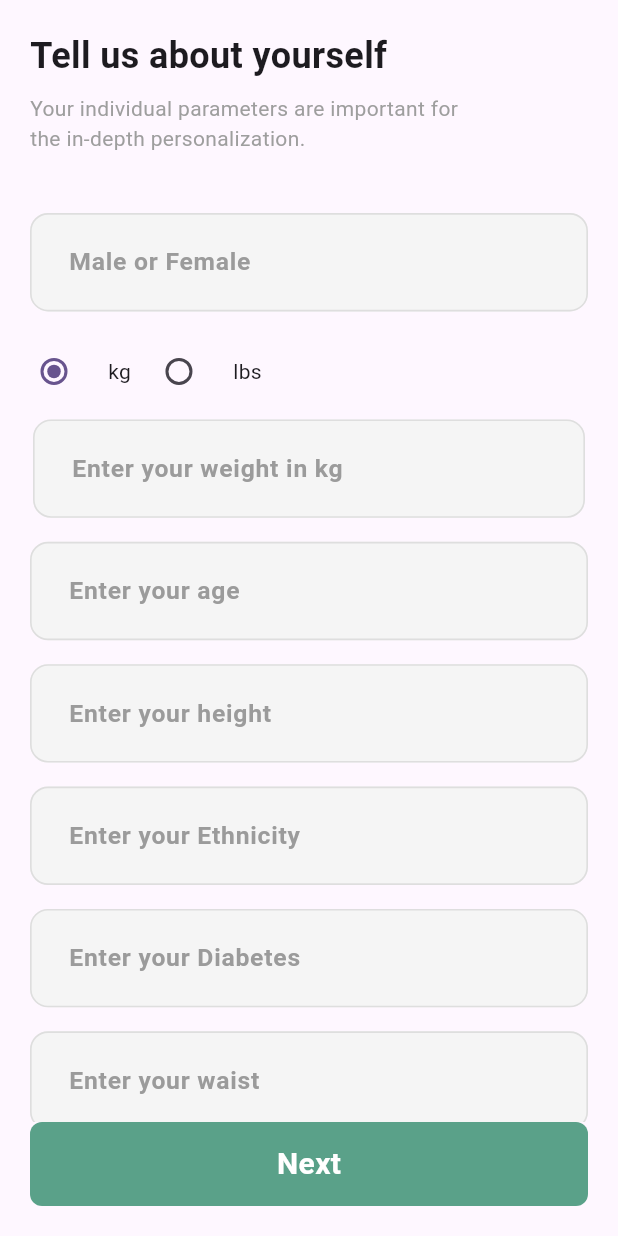
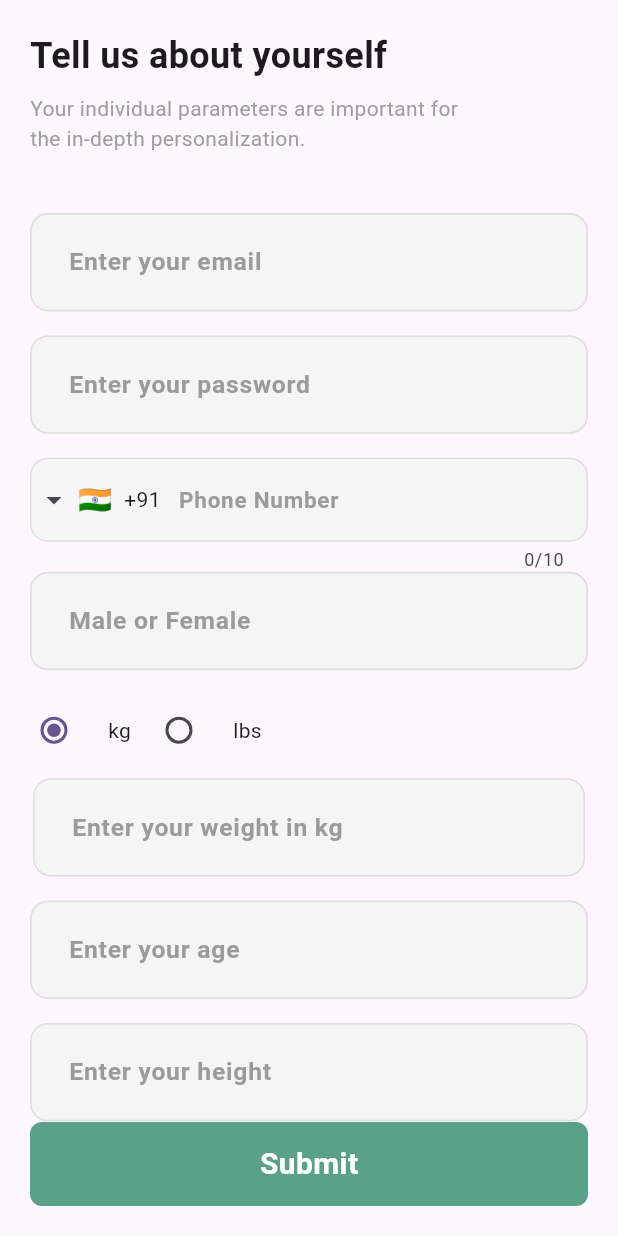
Before and after one commit to ahmedintakhab/GDM-App, a Flutter app: the WithoutPregnancySignup screen opened directly, on a phone screen of 412 x 824 dp. Run offline on Flutter 3.47's test engine with Material 3 defaults, Android fonts, the phone set to English and light mode, and no system bars; drawn by our look-alikes of intl_phone_field; our stand-ins replace cloud_firestore, firebase_auth, firebase_core, fl_chart, flutter_screenutil, fluttertoast and 2 more; accounts and stored records are empty; Roboto replaces fonts that are missing (Gilroy).

Commit message:
Connect this project with firebase and not pragnant screen auth complete

```diff
--- a/lib/Register/pregnancy_register_screen.dart
+++ b/lib/Register/pregnancy_register_screen.dart
@@ -4,6 +4,7 @@ import 'package:gdm_app/Register/Diabetes_type_screen.dart';
 
 import '../widgets/custom_button.dart';
 import '../widgets/custom_text_form_field.dart';
+import '../widgets/intl_phone_field.dart';
 
 class PregnancyRegistrationScreen extends StatefulWidget {
   @override
@@ -16,6 +17,8 @@ class _PregnancyRegistrationScreenState extends State<PregnancyRegistrationScree
   // Controllers for text fields
   final _lmpController = TextEditingController();
   final _diabetesTestDateController = TextEditingController();
+  final _emailController = TextEditingController();
+  final _passwordController = TextEditingController();
   final _ageController = TextEditingController();
   final _weightController = TextEditingController();
   final _heightController = TextEditingController();
@@ -141,32 +144,59 @@ class _PregnancyRegistrationScreenState extends State<PregnancyRegistrationScree
                 ],
 
                 SizedBox(height: 16.h),
+                CustomTextFormField(
+                  controller: _emailController,
+                  hintText: 'Enter your email',
+                  validator: (value) => value?.isEmpty ?? true ? 'Please enter email' : null,
+                ),
+                SizedBox(height: 16.h),
+                CustomTextFormField(
+                  controller: _passwordController,
+                  hintText: 'Enter your password',
+                  validator: (value) => value?.isEmpty ?? true ? 'Please enter password' : null,
+                ),
+                SizedBox(height: 16.h),
+                phone_number_field(
+                  onPhoneNumberChanged: (String phone) {
+                    setState(() {
+                      // phoneNumber = phone; // Store the phone number
+                    });
+                  },
+                  validator: (String? value) {
+                    if (value == null || value.isEmpty) {
+                      return 'Please enter phone number';
+                    }
+                    return null;
+                  },
+                ),
+                SizedBox(height: 16.h),
+
 
                 // Other Fields
                 CustomTextFormField(
                   controller: _ageController,
-                  hintText: 'Age',
+                  hintText: 'Enter your age',
                   validator: (value) => value?.isEmpty ?? true ? 'Please enter age' : null,
                 ),
                 SizedBox(height: 16.h),
 
                 CustomTextFormField(
                   controller: _weightController,
-                  hintText: 'Weight (kg)',
+                  hintText: ' Enter your weight (kg)',
                   validator: (value) => value?.isEmpty ?? true ? 'Please enter weight' : null,
                 ),
                 SizedBox(height: 16.h),
 
                 CustomTextFormField(
                   controller: _heightController,
-                  hintText: 'Height (cm)',
+                  hintText: 'Enter your height (cm)',
                   validator: (value) => value?.isEmpty ?? true ? 'Please enter height' : null,
                 ),
                 SizedBox(height: 16.h),
 
                 CustomTextFormField(
                   controller: _ethnicityController,
-                  hintText: 'Ethnicity',
+                  hintText: 'Enter your ethnicity',
                   validator: (value) => value?.isEmpty ?? true ? 'Please enter ethnicity' : null,
                 ),
                 SizedBox(height: 16.h),
@@ -212,8 +242,12 @@ class _PregnancyRegistrationScreenState extends State<PregnancyRegistrationScree
                   validator: (value) => value?.isEmpty ?? true ? 'Please enter number of children alive' : null,
                 ),
                 SizedBox(height: 24.h),
-
-                Padding(
+              ],
+            ),
+          ),
+        ),
+      ),
+      bottomNavigationBar: Padding(
     padding: const EdgeInsets.symmetric( vertical: 20),
     child: Row(
     children: [
@@ -225,20 +259,19 @@ class _PregnancyRegistrationScreenState extends State<PregnancyRegistrationScree
     Navigator.pop(context);
     },
     buttonText: 'Back',
-                          // backgroundColor: Colors.grey, // Custom color for Back button
     ),
     ),
-                      // const SizedBox(width: 6), // Spacing between buttons
     // Next Button
     Expanded(
     child: CustomButton(
     onTap: () {
-
+      if(_formKey.currentState!.validate()) {
         // Navigate to the next screen
         Navigator.push(
           context,
           MaterialPageRoute(builder: (context) => DiabetesTypeScreen()),
         );
+      }
     },
     buttonText: 'Next',
     ),
@@ -246,13 +279,6 @@ class _PregnancyRegistrationScreenState extends State<PregnancyRegistrationScree
     ],
     ),
     ),
-
-                SizedBox(height: 24.h),
-              ],
-            ),
-          ),
-        ),
-      ),
     );
   }
 }
--- a/lib/Register/without_pregnancy_signup.dart
+++ b/lib/Register/without_pregnancy_signup.dart
@@ -1,8 +1,13 @@
+import 'package:cloud_firestore/cloud_firestore.dart';
+import 'package:firebase_auth/firebase_auth.dart';
 import 'package:flutter/material.dart';
 import 'package:gdm_app/Home/home_main_screen.dart';
+import 'package:gdm_app/Register/login_screen.dart';
 import 'package:gdm_app/Register/weight_input_field.dart';
+import 'package:gdm_app/utils/utils.dart';
 import 'package:gdm_app/widgets/custom_text_form_field.dart';
 import '../widgets/custom_button.dart';
+import '../widgets/intl_phone_field.dart';
 
 class WithoutPregnancySignup extends StatefulWidget {
   const WithoutPregnancySignup({Key? key}) : super(key: key);
@@ -10,16 +15,22 @@ class WithoutPregnancySignup extends StatefulWidget {
   @override
   State<WithoutPregnancySignup> createState() => _WithoutPregnancySignupState();
 }
+final _formKey = GlobalKey<FormState>();
 
 class _WithoutPregnancySignupState extends State<WithoutPregnancySignup> {
-  final TextEditingController _weightController = TextEditingController(); // To store weight
-  final TextEditingController _ageController = TextEditingController(); // To store age
-  final TextEditingController _genderController = TextEditingController(); // To store gender
-  final TextEditingController _heightController = TextEditingController(); // To store height
-  final TextEditingController _ethnicityController = TextEditingController(); // To store height
-  final TextEditingController _diabetesController = TextEditingController(); // To store height
-  final TextEditingController _waistController = TextEditingController(); // To store height
-  final TextEditingController _hypertensionController = TextEditingController(); // To store height
+  bool loading =false;
+  final _emailController = TextEditingController();
+  final _passwordController = TextEditingController();
+  final  _ageController = TextEditingController();
+  final  _genderController = TextEditingController();
+  final  _heightController = TextEditingController();
+  final  _ethnicityController = TextEditingController();
+  final  _diabetesController = TextEditingController();
+  final  _waistController = TextEditingController();
+  final  _hypertensionController = TextEditingController();
+  String phoneNumber = '';
+  FirebaseAuth _auth = FirebaseAuth.instance;
+  FirebaseFirestore _firestore = FirebaseFirestore.instance;
 
   @override
   Widget build(BuildContext context) {
@@ -57,9 +68,37 @@ class _WithoutPregnancySignupState extends State<WithoutPregnancySignup> {
             Expanded(
               child: SingleChildScrollView(
                 padding: const EdgeInsets.all(20),
+                child:Form(
+                  key: _formKey, // Set Form key
                   child: Column(
                     crossAxisAlignment: CrossAxisAlignment.start,
                     children: [
+
+                      CustomTextFormField(
+                        controller: _emailController,
+                        hintText: 'Enter your email',
+                        validator: (value) => value?.isEmpty ?? true ? 'Please enter email' : null,
+                      ),
+                      SizedBox(height: 16),
+                      CustomTextFormField(
+                        controller: _passwordController,
+                        hintText: 'Enter your password',
+                        validator: (value) => value?.isEmpty ?? true ? 'Please enter password' : null,
+                      ),
+                      SizedBox(height: 16),
+                      phone_number_field(
+                        onPhoneNumberChanged: (String phone) {
+                          setState(() {
+                             phoneNumber = phone; // Store the phone number
+                          });
+                        },
+                        validator: (String? value) {
+                          if (value == null || value.isEmpty) {
+                            return 'Please enter phone number';
+                          }
+                          return null;
+                        },
+                      ),
                       // Gender Selection
                       CustomTextFormField(
                         controller: _genderController,
@@ -150,16 +189,63 @@ class _WithoutPregnancySignupState extends State<WithoutPregnancySignup> {
                   ),
                 ),
               ),
+            ),
 
-            // Next Button
+            // Next Button with Validation
             CustomButton(
-              onTap: () {
+              onTap: () async {
+                if (_formKey.currentState!.validate()) {
+                  setState(() {
+                    loading = true;
+                  });
+                  try {
+                    UserCredential userCredential = await _auth
+                        .createUserWithEmailAndPassword(
+                      email: _emailController.text.toString(),
+                      password: _passwordController.text.toString(),);
+                    //Save user data to firestore
+                    await _firestore.collection('user').doc(
+                        userCredential.user!.uid).set({
+
+                      'email': _emailController.text,
+                      'phone Number': phoneNumber,
+                      'gender': _genderController.text,
+                      'age': _ageController.text,
+                      'height': _heightController.text,
+                      'ethnicity': _ethnicityController.text,
+                      'diabetes': _diabetesController.text,
+                      'waist': _waistController.text,
+                      'hypertension': _hypertensionController.text,
+                    });
+                    //Clear all fields
+                    _emailController.clear();
+                    _passwordController.clear();
+                    _genderController.clear();
+                    _ageController.clear();
+                    _heightController.clear();
+                    _ethnicityController.clear();
+                    _diabetesController.clear();
+                    _waistController.clear();
+                    _hypertensionController.clear();
+
+                    //Show success toast
+                    Utils().toastMessage('User successfully Regitered!');
+                    // Navigate only if validation is successful
                     Navigator.push(
                       context,
-                  MaterialPageRoute(builder: (context) => HomeScreen()),
+                      MaterialPageRoute(builder: (context) => LoginScreen()),
                     );
+                  }catch (error){
+                    Utils().toastMessage(error.toString());
+                  } finally {
+                    setState(() {
+                      loading = false;
+                    });
+                  }
+                }
               },
-              buttonText: 'Next',
+              buttonText: 'Submit',
+              loading: loading,
             ),
             const SizedBox(height: 20),
           ],
--- a/lib/main.dart
+++ b/lib/main.dart
@@ -1,8 +1,11 @@
+import 'package:firebase_core/firebase_core.dart';
 import 'package:flutter/material.dart';
 import 'package:get/get.dart';
 import 'Splash Screen/splash_screen.dart';
 
-void main() {
+void main() async{
+  WidgetsFlutterBinding.ensureInitialized();
+  await Firebase.initializeApp();
   runApp(const MyApp());
 }
 
--- a/lib/widgets/custom_button.dart
+++ b/lib/widgets/custom_button.dart
@@ -7,6 +7,7 @@ class CustomButton extends StatelessWidget {
   final double? borderRadius;
   final Color? textColor;
   final String buttonText;
+  final bool loading;
 
   const CustomButton({
     Key? key,
@@ -15,6 +16,7 @@ class CustomButton extends StatelessWidget {
     this.borderRadius,
     required this.buttonText,
     this.textColor,
+    this.loading = false,
   }) : super(key: key);
 
   @override
@@ -30,7 +32,7 @@ class CustomButton extends StatelessWidget {
           color: buttonColor ?? const Color(0xFF5AA189),
         ),
         child: Center(
-          child: Text(
+          child: loading ? CircularProgressIndicator(strokeWidth: 3,color: Colors.white,): Text(
             buttonText,
             style: TextStyle(
               color: textColor ?? Colors.white,
--- /dev/null
+++ b/lib/widgets/intl_phone_field.dart
@@ -0,0 +1,64 @@
+import 'package:flutter/material.dart';
+import 'package:intl_phone_field/intl_phone_field.dart';
+
+Widget phone_number_field({
+  required Function(String) onPhoneNumberChanged,
+  String? Function(String?)? validator,
+}) {
+  return FormField<String>(
+    validator: validator,
+    builder: (FormFieldState<String> state) {
+      return Column(
+        crossAxisAlignment: CrossAxisAlignment.start,
+        children: [
+          IntlPhoneField(
+            decoration: InputDecoration(
+              labelText: 'Phone Number',
+              labelStyle: TextStyle(
+                fontFamily: 'Gilroy',
+                fontWeight: FontWeight.w700,
+                fontSize: 15.0,
+                color: Color(0XFF9B9B9B),
+              ),
+              border: OutlineInputBorder(
+                borderRadius: BorderRadius.circular(12),
+                borderSide: BorderSide(color: Color(0XFFDEDEDE), width: 1.0),
+              ),
+              focusedBorder: OutlineInputBorder(
+                borderRadius: BorderRadius.circular(12),
+                borderSide: BorderSide(color: Color(0XFF23408F), width: 1.0),
+              ),
+              enabledBorder: OutlineInputBorder(
+                borderSide: BorderSide(color: Color(0XFFDEDEDE), width: 1.0),
+                borderRadius: BorderRadius.circular(12),
+              ),
+              errorBorder: OutlineInputBorder(
+                borderRadius: BorderRadius.circular(8),
+                borderSide: BorderSide(color: Colors.red, width: 1.5),
+              ),
+              focusedErrorBorder: OutlineInputBorder(
+                borderRadius: BorderRadius.circular(8),
+                borderSide: BorderSide(color: Colors.red, width: 1.5),
+              ),
+              filled: true,
+              fillColor: Color(0XFFF5F5F5)
+            ),
+            initialCountryCode: 'IN', // Default country code
+            onChanged: (phone) {
+              onPhoneNumberChanged(phone.completeNumber);
+              state.didChange(phone.completeNumber); // Update the FormField state
+            },
+          ),
+          if (state.hasError)
+            Padding(
+              padding: const EdgeInsets.only(top: 5),
+              child: Text(
+                state.errorText!,
+                style: const TextStyle(color: Colors.red, fontSize: 12),
+              ),
+            ),
+        ],
+      );
+    },
+  );
+}
--- a/pubspec.yaml
+++ b/pubspec.yaml
@@ -39,6 +39,12 @@ dependencies:
   flutter_screenutil: ^5.9.3
   fl_chart: ^0.70.2
   intl: ^0.20.2
+  intl_phone_field: ^3.2.0
+  firebase_core: ^3.12.1
+  firebase_auth: ^5.5.1
+  firebase_storage: ^12.4.4
+  cloud_firestore: ^5.6.5
+  fluttertoast: ^8.2.12
 
 
 dev_dependencies:
```
Also changed, not shown: lib/utils/utils.dart (added, +17 -0 lines), pubspec.lock, 6 other files. Lines whose indentation alone changed are shown as unchanged.
